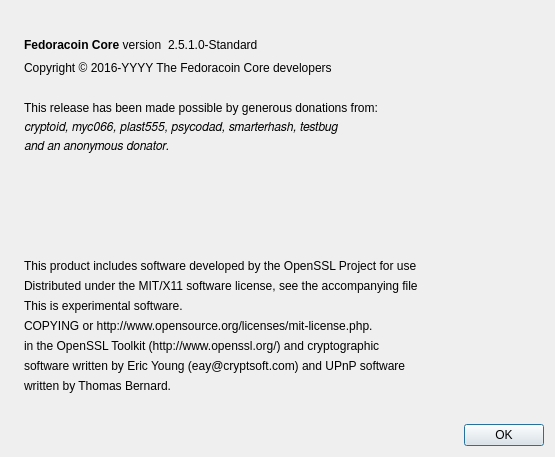
Old version of the form src/qt/forms/aboutdialog.ui in the repository orioncoin-dev/fedoratipscoin.
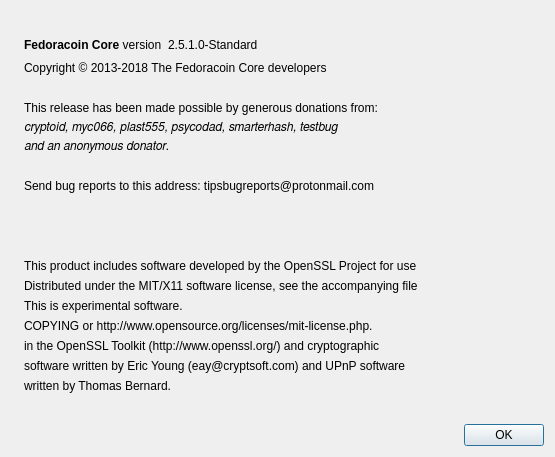
New version of the form. Icons and pictures are not drawn.

Patch:
```diff
--- a/src/qt/forms/aboutdialog.ui
+++ b/src/qt/forms/aboutdialog.ui
@@ -91,7 +91,7 @@
         <cursorShape>IBeamCursor</cursorShape>
        </property>
        <property name="text">
-        <string notr="true">Copyright &amp;copy; 2016-YYYY The Fedoracoin Core developers</string>
+        <string notr="true">Copyright &amp;copy; 2013-2018 The Fedoracoin Core developers</string>
        </property>
        <property name="textFormat">
         <enum>Qt::RichText</enum>
@@ -153,7 +153,7 @@
      <item>
       <widget class="QLabel" name="label_17">
        <property name="text">
-        <string></string>
+        <string>Send bug reports to this address: tipsbugreports@protonmail.com</string>
        </property>
       </widget>
      </item>
```
